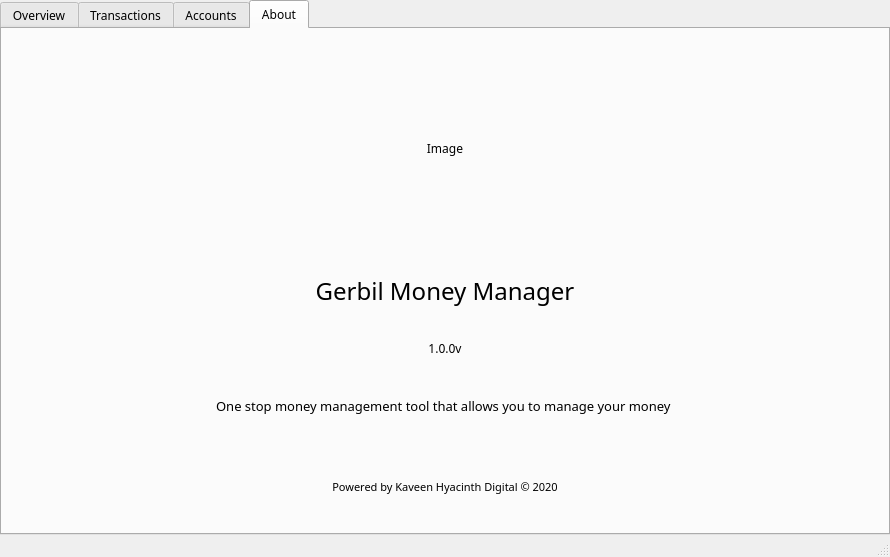
First picture: the form in dashboard.ui, repository kaveenhyacinth/Gerbil-expense-tracker, before the edit.
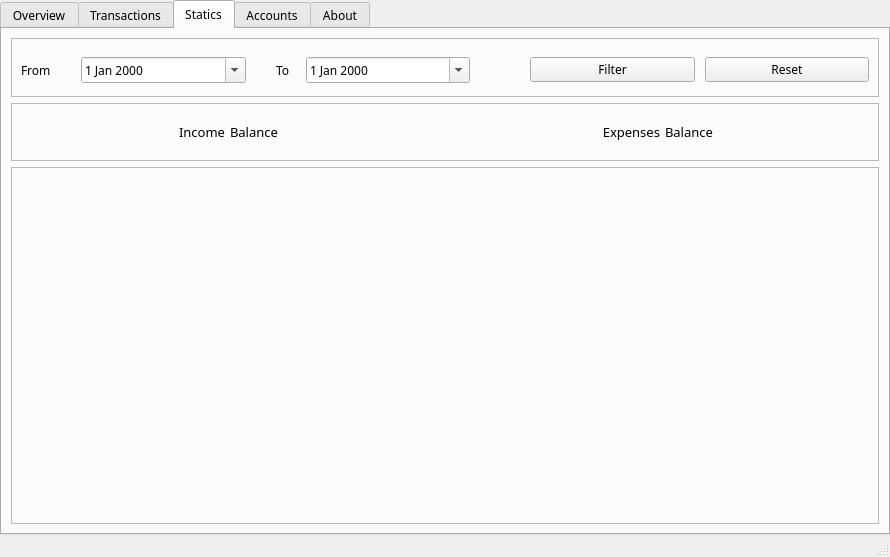
Second picture: the form after the edit. Icons and pictures are not drawn.

Commit message: Add filter income and expense by date range feature

The edit to the form file:
```diff
--- a/dashboard.ui
+++ b/dashboard.ui
@@ -73,7 +73,7 @@
        </font>
       </property>
       <property name="currentIndex">
-       <number>3</number>
+       <number>2</number>
       </property>
       <widget class="QWidget" name="tbOverview">
        <attribute name="title">
@@ -577,6 +577,230 @@
         </item>
        </layout>
       </widget>
+      <widget class="QWidget" name="tbStatics">
+       <attribute name="title">
+        <string>Statics</string>
+       </attribute>
+       <layout class="QVBoxLayout" name="verticalLayout_8">
+        <item>
+         <widget class="QFrame" name="frame_4">
+          <property name="frameShape">
+           <enum>QFrame::StyledPanel</enum>
+          </property>
+          <property name="frameShadow">
+           <enum>QFrame::Raised</enum>
+          </property>
+          <layout class="QHBoxLayout" name="horizontalLayout_12">
+           <property name="spacing">
+            <number>10</number>
+           </property>
+           <property name="topMargin">
+            <number>10</number>
+           </property>
+           <property name="bottomMargin">
+            <number>5</number>
+           </property>
+           <item>
+            <widget class="QLabel" name="label_21">
+             <property name="maximumSize">
+              <size>
+               <width>50</width>
+               <height>16777215</height>
+              </size>
+             </property>
+             <property name="text">
+              <string>From</string>
+             </property>
+            </widget>
+           </item>
+           <item>
+            <widget class="QDateEdit" name="dtStartDate">
+             <property name="calendarPopup">
+              <bool>true</bool>
+             </property>
+            </widget>
+           </item>
+           <item>
+            <spacer name="horizontalSpacer_2">
+             <property name="orientation">
+              <enum>Qt::Horizontal</enum>
+             </property>
+             <property name="sizeType">
+              <enum>QSizePolicy::Fixed</enum>
+             </property>
+             <property name="sizeHint" stdset="0">
+              <size>
+               <width>20</width>
+               <height>20</height>
+              </size>
+             </property>
+            </spacer>
+           </item>
+           <item>
+            <widget class="QLabel" name="label_22">
+             <property name="maximumSize">
+              <size>
+               <width>20</width>
+               <height>16777215</height>
+              </size>
+             </property>
+             <property name="text">
+              <string>To</string>
+             </property>
+             <property name="margin">
+              <number>0</number>
+             </property>
+            </widget>
+           </item>
+           <item>
+            <widget class="QDateEdit" name="dtEndDate">
+             <property name="calendarPopup">
+              <bool>true</bool>
+             </property>
+            </widget>
+           </item>
+           <item>
+            <spacer name="horizontalSpacer_3">
+             <property name="orientation">
+              <enum>Qt::Horizontal</enum>
+             </property>
+             <property name="sizeType">
+              <enum>QSizePolicy::Fixed</enum>
+             </property>
+             <property name="sizeHint" stdset="0">
+              <size>
+               <width>50</width>
+               <height>20</height>
+              </size>
+             </property>
+            </spacer>
+           </item>
+           <item>
+            <widget class="QPushButton" name="btnFilter">
+             <property name="text">
+              <string>Filter</string>
+             </property>
+            </widget>
+           </item>
+           <item>
+            <widget class="QPushButton" name="btnReset">
+             <property name="text">
+              <string>Reset</string>
+             </property>
+            </widget>
+           </item>
+          </layout>
+         </widget>
+        </item>
+        <item>
+         <widget class="QFrame" name="frame_2">
+          <property name="frameShape">
+           <enum>QFrame::StyledPanel</enum>
+          </property>
+          <property name="frameShadow">
+           <enum>QFrame::Raised</enum>
+          </property>
+          <layout class="QHBoxLayout" name="horizontalLayout_11">
+           <property name="spacing">
+            <number>5</number>
+           </property>
+           <property name="leftMargin">
+            <number>0</number>
+           </property>
+           <property name="topMargin">
+            <number>0</number>
+           </property>
+           <property name="rightMargin">
+            <number>0</number>
+           </property>
+           <property name="bottomMargin">
+            <number>0</number>
+           </property>
+           <item>
+            <widget class="QLabel" name="label_17">
+             <property name="font">
+              <font>
+               <family>Montserrat</family>
+               <pointsize>10</pointsize>
+              </font>
+             </property>
+             <property name="text">
+              <string>Income</string>
+             </property>
+             <property name="alignment">
+              <set>Qt::AlignRight|Qt::AlignTrailing|Qt::AlignVCenter</set>
+             </property>
+             <property name="margin">
+              <number>8</number>
+             </property>
+            </widget>
+           </item>
+           <item>
+            <widget class="QLabel" name="lblIncomeFilter">
+             <property name="font">
+              <font>
+               <family>Montserrat</family>
+               <pointsize>10</pointsize>
+              </font>
+             </property>
+             <property name="text">
+              <string>Balance</string>
+             </property>
+            </widget>
+           </item>
+           <item>
+            <widget class="QLabel" name="label_19">
+             <property name="font">
+              <font>
+               <family>Montserrat</family>
+               <pointsize>10</pointsize>
+              </font>
+             </property>
+             <property name="text">
+              <string>Expenses</string>
+             </property>
+             <property name="alignment">
+              <set>Qt::AlignRight|Qt::AlignTrailing|Qt::AlignVCenter</set>
+             </property>
+             <property name="margin">
+              <number>8</number>
+             </property>
+            </widget>
+           </item>
+           <item>
+            <widget class="QLabel" name="lblExpenseFilter">
+             <property name="font">
+              <font>
+               <family>Montserrat</family>
+               <pointsize>10</pointsize>
+              </font>
+             </property>
+             <property name="text">
+              <string>Balance</string>
+             </property>
+            </widget>
+           </item>
+          </layout>
+         </widget>
+        </item>
+        <item>
+         <widget class="QFrame" name="frmChartFilter">
+          <property name="minimumSize">
+           <size>
+            <width>864</width>
+            <height>357</height>
+           </size>
+          </property>
+          <property name="frameShape">
+           <enum>QFrame::StyledPanel</enum>
+          </property>
+          <property name="frameShadow">
+           <enum>QFrame::Raised</enum>
+          </property>
+         </widget>
+        </item>
+       </layout>
+      </widget>
       <widget class="QWidget" name="tbAccount">
        <attribute name="title">
         <string>Accounts</string>
```
The commit also changes 3 other files.
